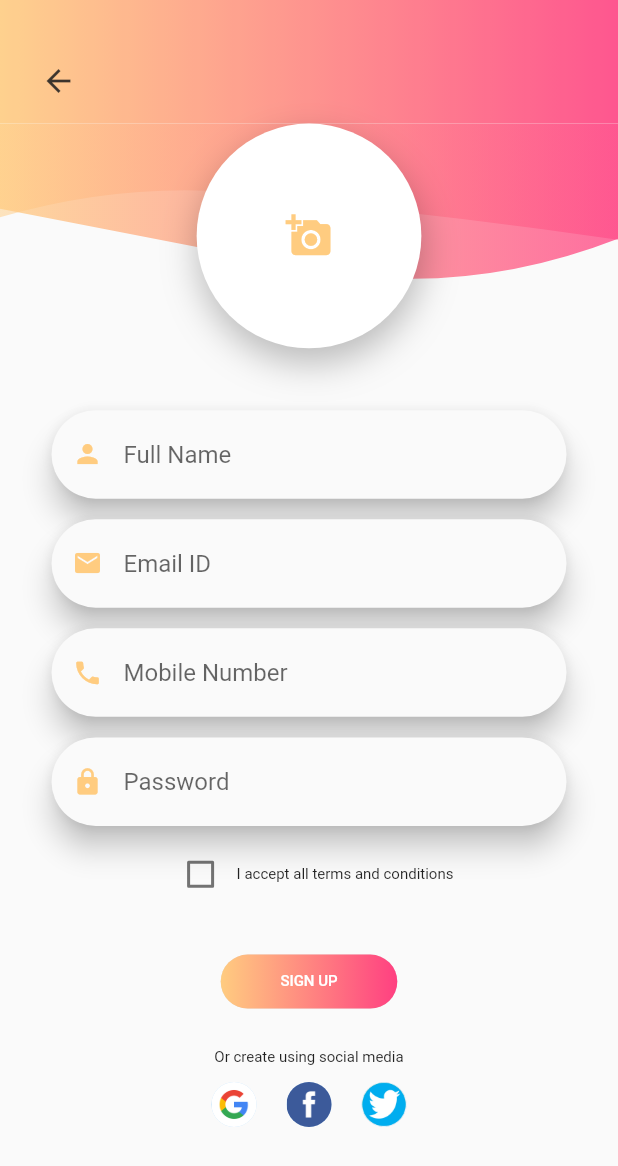
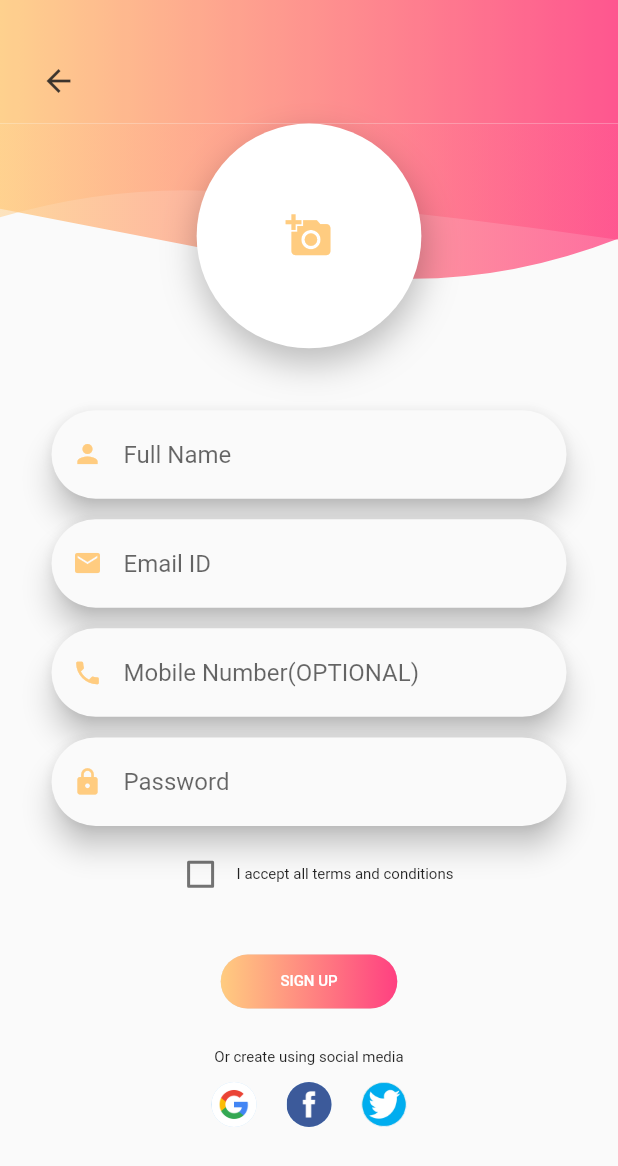
Before and after one commit to satish603/JOB-CO, a Flutter app: the SignUpScreen screen opened by its route, after a tap on "SIGN UP", on a phone screen of 412 x 824 dp. Shown: the top 1166 px of the screen. Run offline on Flutter 3.47's test engine with Material 2 defaults, Android fonts, the phone set to English and light mode, and no system bars; our stand-ins replace firebase_auth, firebase_core, modal_progress_hud; missing offline and left inert: contactus, edge_alert; accounts and stored records are empty.

Commit message:
SIGIN AND UP pages are dynamic now
all basic features added
except photo firebase due to dashboard conflicts.

```diff
--- a/lib/ui/signup.dart
+++ b/lib/ui/signup.dart
@@ -282,7 +282,7 @@ class _SignUpScreenState extends State<SignUpScreen> {
         CustomTextField(
             keyboardType: TextInputType.number,
             icon: Icons.phone,
-            hint: "Mobile Number",
+            hint: "Mobile Number(OPTIONAL)",
             userTyped: (val) {
               phnum = val;
             });
@@ -356,23 +356,59 @@ class _SignUpScreenState extends State<SignUpScreen> {
       child: Row(
         mainAxisSize: MainAxisSize.min,
         children: <Widget>[
-          CircleAvatar(
+          GestureDetector(
+            onTap: () async {
+              EdgeAlert.show(context,
+                  title: 'Signup Failed',
+                  description: 'WE ADDING THIS FEATURE SOON',
+                  gravity: EdgeAlert.BOTTOM,
+                  icon: Icons.error,
+                  backgroundColor: Colors.orange[200]);
+              //  Navigator.of(context).pop(SIGN_IN);
+              //  print("Routing to Sign up screen");
+            },
+            child: CircleAvatar(
               radius: 15,
               backgroundImage: AssetImage("assets/images/googlelogo.png"),
+            ),
           ),
           SizedBox(
             width: 20,
           ),
-          CircleAvatar(
+          GestureDetector(
+            onTap: () async {
+              EdgeAlert.show(context,
+                  title: 'Signup Failed',
+                  description: 'WE ADDING THIS FEATURE SOON',
+                  gravity: EdgeAlert.BOTTOM,
+                  icon: Icons.error,
+                  backgroundColor: Colors.orange[200]);
+              //  Navigator.of(context).pop(SIGN_IN);
+              //  print("Routing to Sign up screen");
+            },
+            child: CircleAvatar(
               radius: 15,
               backgroundImage: AssetImage("assets/images/fblogo.jpg"),
+            ),
           ),
           SizedBox(
             width: 20,
           ),
-          CircleAvatar(
+          GestureDetector(
+            onTap: () async {
+              EdgeAlert.show(context,
+                  title: 'Signup Failed',
+                  description: 'WE ADDING THIS FEATURE SOON',
+                  gravity: EdgeAlert.BOTTOM,
+                  icon: Icons.error,
+                  backgroundColor: Colors.orange[200]);
+              // Navigator.of(context).pop(SIGN_IN);
+              //  print("Routing to Sign up screen");
+            },
+            child: CircleAvatar(
               radius: 15,
               backgroundImage: AssetImage("assets/images/twitterlogo.jpg"),
+            ),
           ),
         ],
       ),
@@ -415,7 +451,10 @@ class _SignUpScreenState extends State<SignUpScreen> {
       elevation: 0,
       shape: RoundedRectangleBorder(borderRadius: BorderRadius.circular(30.0)),
       onPressed: () async {
-        if (name != null && _password != null && _email != null) {
+        if (name != null &&
+            _password != null &&
+            _email != null &&
+            checkBoxValue == true) {
           setState(() {
             signingup = true;
           });
@@ -448,7 +487,8 @@ class _SignUpScreenState extends State<SignUpScreen> {
         } else {
           EdgeAlert.show(context,
               title: 'Signup Failed',
-              description: 'All fields are required.',
+              description:
+                  'All fields are required. Accept all terms and conditions',
               gravity: EdgeAlert.BOTTOM,
               icon: Icons.error,
               backgroundColor: Colors.orange[200]);
```
Also changed, not shown: 2 other files. Lines whose indentation alone changed are shown as unchanged.
